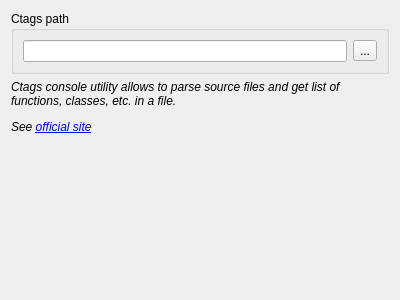
Before: the Qt Designer form enki/plugins/navigator/Settings.ui in andreikop/enki, drawn with Qt 5.
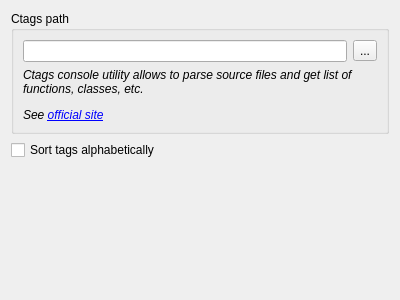
After: the same form once the commit is applied.

Commit message: Navigator: sort tags alphabetically

The edit to the form file:
```diff
--- a/enki/plugins/navigator/Settings.ui
+++ b/enki/plugins/navigator/Settings.ui
@@ -19,6 +19,8 @@
      <property name="title">
       <string>Ctags path</string>
      </property>
+     <layout class="QVBoxLayout" name="verticalLayout">
+      <item>
      <layout class="QHBoxLayout" name="horizontalLayout">
       <item>
        <widget class="QLineEdit" name="leCtagsPath"/>
@@ -31,7 +33,6 @@
        </widget>
       </item>
      </layout>
-    </widget>
    </item>
    <item>
     <widget class="QLabel" name="label">
@@ -41,10 +42,20 @@
       </font>
      </property>
      <property name="text">
-      <string>&lt;html&gt;&lt;head/&gt;&lt;body&gt;&lt;p&gt;Ctags console utility allows to parse source files and get list of functions, classes, etc. in a file.&lt;/p&gt;&lt;p&gt;See &lt;a href=&quot;http://ctags.sourceforge.net/&quot;&gt;&lt;span style=&quot; text-decoration: underline; color:#0000ff;&quot;&gt;official site&lt;/span&gt;&lt;/a&gt;&lt;/p&gt;&lt;/body&gt;&lt;/html&gt;</string>
+         <string>&lt;html&gt;&lt;head/&gt;&lt;body&gt;&lt;p&gt;Ctags console utility allows to parse source files and get list of functions, classes, etc.&lt;/p&gt;&lt;p&gt;See &lt;a href=&quot;http://ctags.sourceforge.net/&quot;&gt;&lt;span style=&quot; text-decoration: underline; color:#0000ff;&quot;&gt;official site&lt;/span&gt;&lt;/a&gt;&lt;/p&gt;&lt;/body&gt;&lt;/html&gt;</string>
      </property>
      <property name="wordWrap">
       <bool>true</bool>
+        </property>
+       </widget>
+      </item>
+     </layout>
+    </widget>
+   </item>
+   <item>
+    <widget class="QCheckBox" name="cbSortTagsAlphabetically">
+     <property name="text">
+      <string>Sort tags alphabetically</string>
      </property>
     </widget>
    </item>
```
Lines whose indentation alone changed are shown as unchanged. The commit also changes 6 other files.
